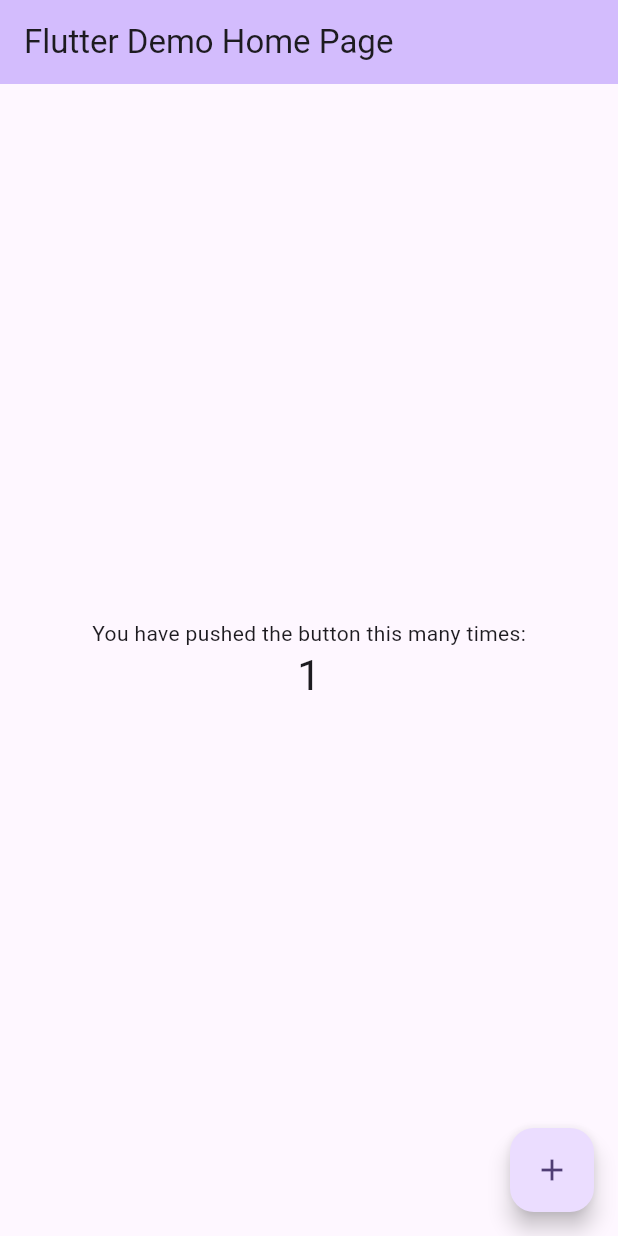
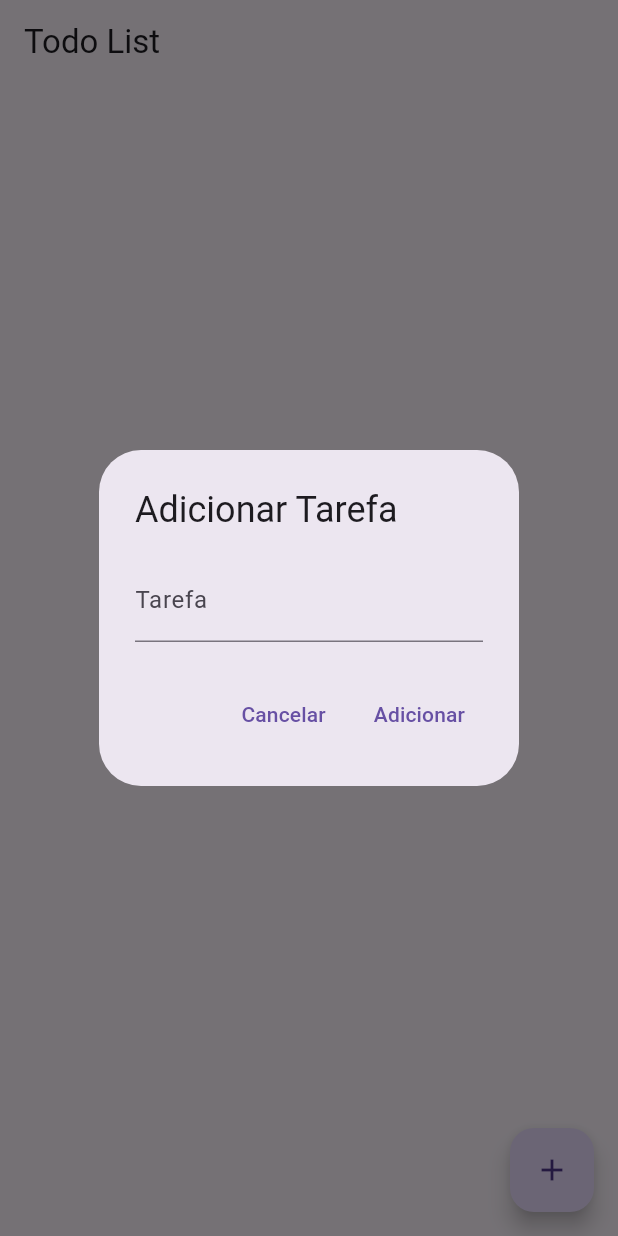
Before and after one commit to Michel-Freitas/my-flutter-studies, a Flutter app: the screen it shows after launch, after a tap on the "add" icon, on a phone screen of 412 x 824 dp. Run offline on Flutter 3.47's test engine with Material 3 defaults, Android fonts, the phone set to English and light mode, and no system bars; our stand-ins replace shared_preferences.

Commit message:
Todo List Project

```diff
--- a/lib/main.dart
+++ b/lib/main.dart
@@ -1,69 +1,19 @@
 import 'package:flutter/material.dart';
 
+import 'screens/TodoListHome.dart';
+
 void main() {
-  runApp(const MyApp());
+  runApp(const TodoApp());
 }
 
-class MyApp extends StatelessWidget {
-  const MyApp({super.key});
+class TodoApp extends StatelessWidget {
+  const TodoApp({Key? key}) : super(key: key);
 
-  // This widget is the root of your application.
   @override
   Widget build(BuildContext context) {
-    return MaterialApp(
-      title: 'Flutter Demo',
-      theme: ThemeData(
-        colorScheme: ColorScheme.fromSeed(seedColor: Colors.deepPurple),
-        useMaterial3: true,
-      ),
-      home: const MyHomePage(title: 'Flutter Demo Home Page'),
+    return const MaterialApp(
+      title: 'Todo App',
+      home: TodoListHome(),
     );
   }
 }
-
-class MyHomePage extends StatefulWidget {
-  const MyHomePage({super.key, required this.title});
-  final String title;
-
-  @override
-  State<MyHomePage> createState() => _MyHomePageState();
-}
-
-class _MyHomePageState extends State<MyHomePage> {
-  int _counter = 0;
-
-  void _incrementCounter() {
-    setState(() {
-      _counter++;
-    });
-  }
-
-  @override
-  Widget build(BuildContext context) {
-    return Scaffold(
-      appBar: AppBar(
-        backgroundColor: Theme.of(context).colorScheme.inversePrimary,
-        title: Text(widget.title),
-      ),
-      body: Center(
-        child: Column(
-          mainAxisAlignment: MainAxisAlignment.center,
-          children: <Widget>[
-            const Text(
-              'You have pushed the button this many times:',
-            ),
-            Text(
-              '$_counter',
-              style: Theme.of(context).textTheme.headlineMedium,
-            ),
-          ],
-        ),
-      ),
-      floatingActionButton: FloatingActionButton(
-        onPressed: _incrementCounter,
-        tooltip: 'Increment',
-        child: const Icon(Icons.add),
-      ),
-    );
-  }
-}
--- /dev/null
+++ b/lib/screens/TodoListHome.dart
@@ -0,0 +1,161 @@
+import 'package:flutter/material.dart';
+import 'package:shared_preferences/shared_preferences.dart';
+
+class TodoListHome extends StatefulWidget {
+  const TodoListHome({Key? key}) : super(key: key);
+
+  @override
+  State<TodoListHome> createState() => _TodoListHomeState();
+}
+
+class _TodoListHomeState extends State<TodoListHome> {
+  final TextEditingController _tarefaController = TextEditingController();
+  List<String> _todoList = [];
+
+  void _salveTodo() async {
+    SharedPreferences prefs = await SharedPreferences.getInstance();
+    await prefs.setStringList('todoList', _todoList);
+  }
+
+  void _loadTodoList() async {
+    final SharedPreferences prefs = await SharedPreferences.getInstance();
+    setState(() {
+      _todoList = prefs.getStringList('todoList') ?? [];
+    });
+  }
+
+  void _addTodo() {
+    setState(() {
+      _todoList.add(_tarefaController.text);
+      _tarefaController.clear();
+    });
+    _salveTodo();
+  }
+
+  void _editTodo(int index) {
+    showDialog(
+        context: context,
+        builder: (context) {
+          return AlertDialog(
+            title: const Text("Editar Tarefa"),
+            content: TextField(
+              controller: TextEditingController(text: _todoList[index]),
+              decoration: const InputDecoration(labelText: "Tarefa"),
+              onChanged: (value) {
+                setState(() {
+                  _todoList[index] = value;
+                });
+              },
+            ),
+            actions: [
+              TextButton(
+                  onPressed: () {
+                    _tarefaController.clear();
+                    Navigator.pop(context);
+                  },
+                  child: const Text('Cancelar')),
+              TextButton(
+                  onPressed: () {
+                    _salveTodo();
+                    Navigator.pop(context);
+                  },
+                  child: const Text('Salvar'))
+            ],
+          );
+        });
+  }
+
+  void _deleteTodo(int index) {
+    showDialog(
+        context: context,
+        builder: (context) {
+          return AlertDialog(
+            title: const Text('Deletar Tarefa'),
+            content: Text('Deseja realmente deletar a tarefa?'),
+            actions: [
+              TextButton(
+                  onPressed: () {
+                    Navigator.pop(context);
+                  },
+                  child: const Text('Cancelar')),
+              TextButton(
+                  onPressed: () {
+                    setState(() {
+                      _todoList.removeAt(index);
+                    });
+                    _salveTodo();
+                    Navigator.pop(context);
+                  },
+                  child: const Text('Deletar'))
+            ],
+          );
+        });
+  }
+
+  @override
+  void initState() {
+    super.initState();
+    _loadTodoList();
+  }
+
+  @override
+  Widget build(BuildContext context) {
+    return Scaffold(
+      appBar: AppBar(
+        title: const Text('Todo List'),
+      ),
+      body: ListView.builder(
+          itemCount: _todoList.length,
+          itemBuilder: (context, index) {
+            return ListTile(
+              title: Text(_todoList[index]),
+              trailing: Row(
+                mainAxisSize: MainAxisSize.min,
+                children: [
+                  IconButton(
+                      onPressed: () {
+                        _editTodo(index);
+                      },
+                      icon: const Icon(Icons.edit)),
+                  IconButton(
+                      onPressed: () {
+                        _deleteTodo(index);
+                      },
+                      icon: const Icon(Icons.delete)),
+                ],
+              ),
+            );
+          }),
+      floatingActionButton: FloatingActionButton(
+        onPressed: () {
+          showDialog(
+              context: context,
+              builder: (context) {
+                return AlertDialog(
+                  title: const Text("Adicionar Tarefa"),
+                  content: TextField(
+                    controller: _tarefaController,
+                    decoration: const InputDecoration(labelText: "Tarefa"),
+                  ),
+                  actions: [
+                    TextButton(
+                        onPressed: () {
+                          _tarefaController.clear();
+                          Navigator.pop(context);
+                        },
+                        child: const Text('Cancelar')),
+                    TextButton(
+                        onPressed: () {
+                          _addTodo();
+                          Navigator.pop(context);
+                        },
+                        child: const Text('Adicionar'))
+                  ],
+                );
+              });
+        },
+        child: const Icon(Icons.add),
+      ),
+    );
+  }
+}
--- a/pubspec.yaml
+++ b/pubspec.yaml
@@ -35,6 +35,7 @@ dependencies:
   # The following adds the Cupertino Icons font to your application.
   # Use with the CupertinoIcons class for iOS style icons.
   cupertino_icons: ^1.0.6
+  shared_preferences: ^2.2.3
 
 dev_dependencies:
   flutter_test:
```
Also changed, not shown: lib/constants/colors.dart (added, +11 -0 lines), pubspec.lock, 3 other files.
